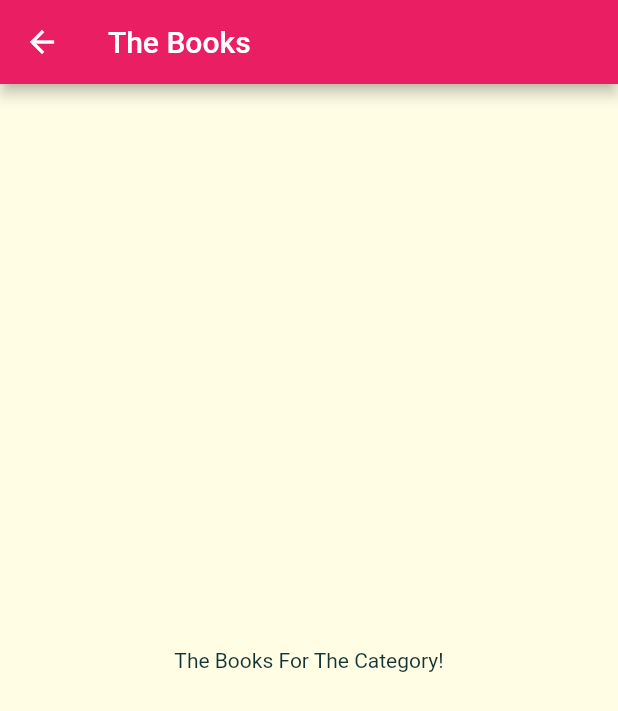
After one commit to cin-derella/flutter_booklist, a Flutter app: the screen it shows after launch, after a tap on "Literature", on a phone screen of 412 x 824 dp. The commit adds this screen. Shown: the top 711 px of the screen. Run offline on Flutter 3.47's test engine with Material 2 defaults, Android fonts, the phone set to English and light mode, and no system bars.

Commit message:
navigate to a new page

```diff
--- /dev/null
+++ b/lib/category_books_screen.dart
@@ -0,0 +1,15 @@
+import 'package:flutter/material.dart';
+
+class CategoryBooksScreen extends StatelessWidget {
+  @override
+  Widget build(BuildContext context) {
+    return Scaffold(
+      appBar: AppBar(
+        title: Text('The Books'),
+      ),
+      body: Center(
+        child: Text('The Books For The Category!'),
+      ),
+    );
+  }
+}
--- a/lib/category_item.dart
+++ b/lib/category_item.dart
@@ -1,4 +1,7 @@
+
+
 import 'package:flutter/material.dart';
+import './category_books_screen.dart';
 
 class CategoryItem extends StatelessWidget {
   final String title;
@@ -6,11 +9,26 @@ class CategoryItem extends StatelessWidget {
 
   CategoryItem(this.title, this.color);
 
+  void selectCategory(BuildContext ctx) {
+    Navigator.of(ctx).push(MaterialPageRoute(
+      builder: (_) {
+        return CategoryBooksScreen();
+      },
+    ));
+  }
+
   @override
   Widget build(BuildContext context) {
-    return Container(
+    return InkWell(
+      onTap: () => selectCategory(context),
+      splashColor: Theme.of(context).primaryColor,
+      borderRadius: BorderRadius.circular(8),
+      child: Container(
         padding: const EdgeInsets.all(15),
-      child: Text(title,style: Theme.of(context).textTheme.title,),
+        child: Text(
+          title,
+          style: Theme.of(context).textTheme.title,
+        ),
         decoration: BoxDecoration(
           gradient: LinearGradient(
             colors: [
@@ -18,9 +36,10 @@ class CategoryItem extends StatelessWidget {
               color,
             ],
             begin: Alignment.topLeft,
-          end:Alignment.bottomRight,
+            end: Alignment.bottomRight,
           ),
           borderRadius: BorderRadius.circular(8),
+        ),
       ),
     );
   }
```
Lines whose indentation alone changed are shown as unchanged.
